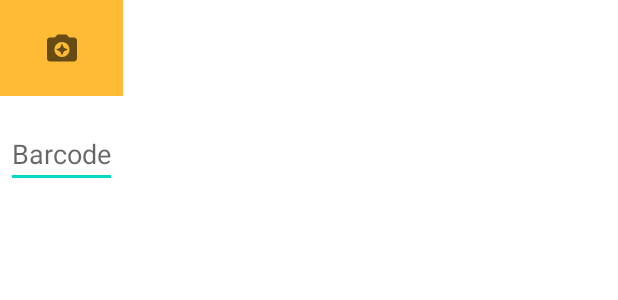
After one commit to Barengific/POSRA, an Android app built with Jetpack Compose: the layout manual_barcode_layout.xml on its own in the app's theme, with its tools: preview values and no code run, on a phone screen of 412 x 824 dp. The commit adds this screen. Shown: the top 300 px of the screen. Run offline under Robolectric (Android 15) with nearby library versions, the phone set to English and light mode, and no system bars.

Commit message:
Layout & menu

```diff
--- /dev/null
+++ b/app/src/main/res/layout/manual_barcode_layout.xml
@@ -0,0 +1,23 @@
+<LinearLayout xmlns:android="http://schemas.android.com/apk/res/android"
+    android:orientation="vertical"
+    android:layout_width="wrap_content"
+    android:layout_height="wrap_content">
+    <ImageView
+        android:src="@drawable/ic_baseline_camera_enhance_24"
+        android:layout_width="match_parent"
+        android:layout_height="64dp"
+        android:scaleType="center"
+        android:background="#FFFFBB33"
+        android:contentDescription="@string/app_name" />
+
+    <EditText
+        android:id="@+id/dl_barcode"
+        android:inputType="number"
+        android:layout_width="match_parent"
+        android:layout_height="wrap_content"
+        android:layout_marginTop="16dp"
+        android:layout_marginLeft="4dp"
+        android:layout_marginRight="4dp"
+        android:layout_marginBottom="4dp"
+        android:hint="Barcode" />
+</LinearLayout>
```
Also changed, not shown: app/src/main/res/layout/main_activity.xml (+16 -1 lines), app/src/main/res/menu/bottom_basket_nav_menu.xml (added, +19 -0 lines), app/src/main/res/menu/rv_basket_context_menu.xml (added, +30 -0 lines).
